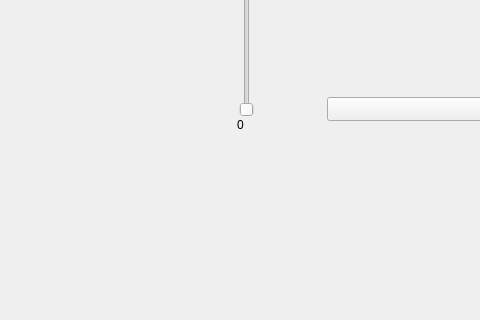
First picture: the form in mainwindow.ui, repository monsieur7/robotProjet, before the edit; both pictures show x 453 to 933 and y 319 to 639 of the 1453 by 745 pixel window.
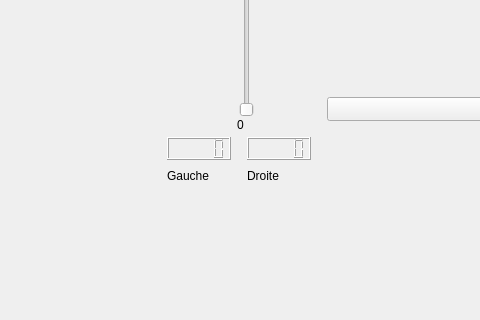
Second picture: the form after the edit.

Commit message: added code and front .ui to display speed of robot => to test

```diff
--- a/mainwindow.ui
+++ b/mainwindow.ui
@@ -155,6 +155,52 @@
      <string>127</string>
     </property>
    </widget>
+   <widget class="QLCDNumber" name="gauche_lcd">
+    <property name="geometry">
+     <rect>
+      <x>620</x>
+      <y>420</y>
+      <width>64</width>
+      <height>23</height>
+     </rect>
+    </property>
+   </widget>
+   <widget class="QLCDNumber" name="droite_lcd">
+    <property name="geometry">
+     <rect>
+      <x>700</x>
+      <y>420</y>
+      <width>64</width>
+      <height>23</height>
+     </rect>
+    </property>
+   </widget>
+   <widget class="QLabel" name="label_3">
+    <property name="geometry">
+     <rect>
+      <x>620</x>
+      <y>450</y>
+      <width>67</width>
+      <height>17</height>
+     </rect>
+    </property>
+    <property name="text">
+     <string>Gauche</string>
+    </property>
+   </widget>
+   <widget class="QLabel" name="label_4">
+    <property name="geometry">
+     <rect>
+      <x>700</x>
+      <y>450</y>
+      <width>67</width>
+      <height>17</height>
+     </rect>
+    </property>
+    <property name="text">
+     <string>Droite</string>
+    </property>
+   </widget>
   </widget>
   <widget class="QMenuBar" name="menuBar">
    <property name="geometry">
```
Left out of the diff: 2 changed lines with no effect on the pictures. The commit also changes 2 other files.
